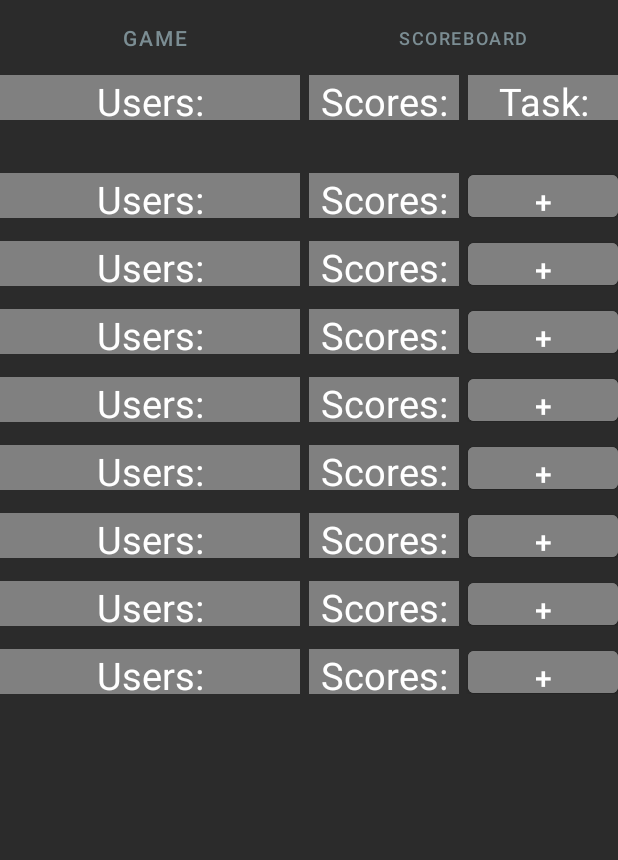
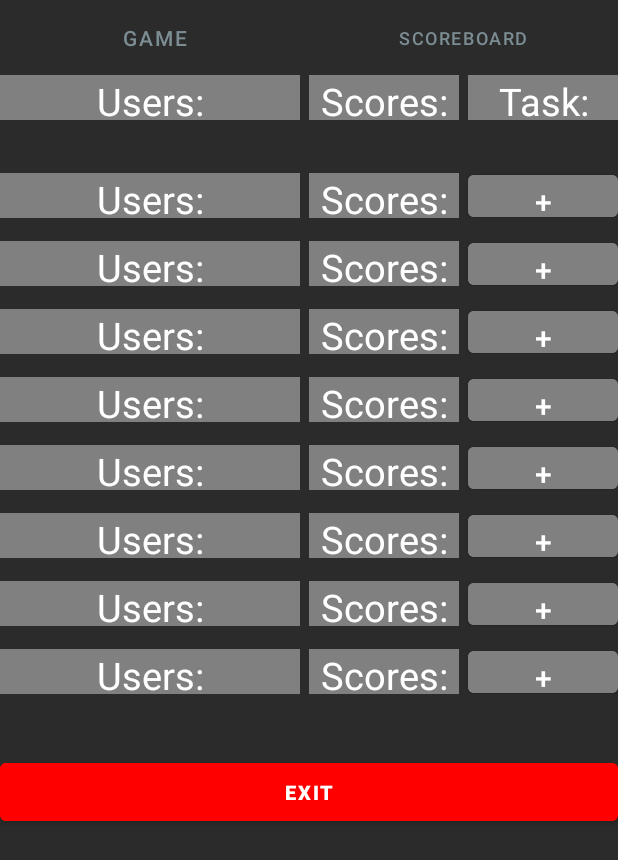
Before and after one commit to AhmetErdemTerzi/CS102_Project_IceBreaker, an Android app: the layout activity_outdoor_scoreboard.xml on its own in the app's theme, with its tools: preview values and no code run, on a phone screen of 412 x 824 dp. Shown: the top 860 px of the screen. Run offline under Robolectric (Android 15) with nearby library versions, the phone set to English and light mode, and no system bars.

```diff
--- a/app/src/main/java/com/example/icebreak/OutDoorScoreBoard.java
+++ b/app/src/main/java/com/example/icebreak/OutDoorScoreBoard.java
@@ -21,7 +21,7 @@ public class OutDoorScoreBoard extends ScoreBoard{
     ArrayList<String> Notifications;
     String str;
 
-    public OutDoorScoreBoard(Lobby gameLobby, OutdoorEvent event){
+    /*public OutDoorScoreBoard(Lobby gameLobby, OutdoorEvent event){
         super(gameLobby);
         this.outDoorEvent = event;
 
@@ -30,7 +30,6 @@ public class OutDoorScoreBoard extends ScoreBoard{
         reference = database.getReference().child("Direct_Task"); //task receiver adı
         reference2 = database.getReference().child("Users");
         reference1 = database.getReference().child("Notifications"); //notification için
-""
 
         reference1.addValueEventListener(new ValueEventListener() {
             @Override
--- a/app/src/main/java/com/example/icebreak/QuizActivity.java
+++ b/app/src/main/java/com/example/icebreak/QuizActivity.java
@@ -40,7 +40,7 @@ public class QuizActivity extends AppCompatActivity {
     @Override
     protected void onCreate(Bundle savedInstanceState) {
         super.onCreate(savedInstanceState);
-        setContentView(R.layout.quiz_activity);
+        setContentView(R.layout.activity_quiz);
         A = (Button) findViewById(R.id.A);
         B = (Button) findViewById(R.id.B);
         C = (Button) findViewById(R.id.C);
--- a/app/src/main/java/com/example/icebreak/SignUpActivity.java
+++ b/app/src/main/java/com/example/icebreak/SignUpActivity.java
@@ -88,11 +88,12 @@ public class SignUpActivity extends AppCompatActivity {
         usernameReference.setValue(userName);
         //TODO Add other instances to user database
         rootReference.child("Users").child(user.getUid()).child("isAdmin").setValue(0);
-        rootReference.child("Users").child(user.getUid()).child("Available").setValue(false);
+        rootReference.child("Users").child(user.getUid()).child("Available").setValue(true);
         rootReference.child("Users").child(user.getUid()).child("isLobbyLeader").setValue(false);
         rootReference.child("Users").child(user.getUid()).child("Win Count").setValue(0);
         rootReference.child("Users").child(user.getUid()).child("Lose Count").setValue(0);
         rootReference.child("Users").child(user.getUid()).child("Average Points").setValue(0);
+        rootReference.child("Users").child(user.getUid()).child("outdoorRequestReceived").setValue(false);
 
     }
 }
--- a/app/src/main/java/com/example/icebreak/TaskGiverActivity.java
+++ b/app/src/main/java/com/example/icebreak/TaskGiverActivity.java
@@ -31,7 +31,7 @@ public class TaskGiverActivity extends AppCompatActivity {
     @Override
     protected void onCreate(@Nullable Bundle savedInstanceState) {
         super.onCreate(savedInstanceState);
-        setContentView(R.layout.taskgiver_activity);
+        setContentView(R.layout.activity_task_giver);
 
         datacı = FirebaseDatabase.getInstance();
         reference = datacı.getReference().child("Direct_Task");
--- a/app/src/main/java/com/example/icebreak/TaskReceiverActivity.java
+++ b/app/src/main/java/com/example/icebreak/TaskReceiverActivity.java
@@ -41,7 +41,7 @@ public class TaskReceiverActivity extends AppCompatActivity {
     @Override
     protected void onCreate(@Nullable Bundle savedInstanceState) {
         super.onCreate(savedInstanceState);
-        setContentView(R.layout.taskreceiver_activity);
+        setContentView(R.layout.activity_task_receiver);
 
         datacı = FirebaseDatabase.getInstance();
         reference = datacı.getReference().child("Direct_Task");
--- a/app/src/main/res/layout/outdoorscoreboard_activity.xml
+++ b/app/src/main/res/layout/activity_outdoor_scoreboard.xml
@@ -1,10 +1,10 @@
 <?xml version="1.0" encoding="utf-8"?>
 <androidx.constraintlayout.widget.ConstraintLayout xmlns:android="http://schemas.android.com/apk/res/android"
+    xmlns:app="http://schemas.android.com/apk/res-auto"
+    xmlns:tools="http://schemas.android.com/tools"
     android:layout_width="match_parent"
     android:layout_height="match_parent"
-    xmlns:app="http://schemas.android.com/apk/res-auto"
-    xmlns:tools="http://schemas.android.com/tools"
-    tools:context=".ScoreBoard">
+    tools:context=".OutdoorScoreboardActivity">
     <LinearLayout
         android:layout_width="match_parent"
         android:layout_height="match_parent"
@@ -500,7 +500,7 @@
 
                 <Button
 
-                    android:id="@+id/Button8"
+                    android:id="@+id/Button7"
                     android:backgroundTint="#808080"
                     android:layout_width="0dp"
                     android:layout_height="40dp"
@@ -572,6 +572,18 @@
 
             </LinearLayout>
 
+            <Button
+                android:id="@+id/Exit"
+                android:layout_width="match_parent"
+                android:layout_height="wrap_content"
+                android:layout_marginTop="40dp"
+                android:backgroundTint="#FF0000"
+                android:elevation="3dp"
+                android:padding="10dp"
+                android:text="Exıt"
+                android:textSize="13sp"
+                android:textStyle="bold" />
+
 
 
         </LinearLayout>
@@ -580,4 +592,5 @@
 
 
 
+
 </androidx.constraintlayout.widget.ConstraintLayout>
--- a/app/src/main/res/layout/taskreceiver_activity.xml
+++ b/app/src/main/res/layout/activity_task_receiver.xml
@@ -140,5 +140,4 @@
 
 
     </LinearLayout>
-
 </androidx.constraintlayout.widget.ConstraintLayout>
--- a/app/src/main/res/values/strings.xml
+++ b/app/src/main/res/values/strings.xml
@@ -33,10 +33,7 @@
         <item>6</item>
         <item>7</item>
         <item>8</item>
-        <item>9</item>
-        <item>10</item>
     </string-array>
 
 
-
 </resources>
```
Also changed, not shown: app/src/main/AndroidManifest.xml (+15 -17 lines), app/src/main/java/com/example/icebreak/OutdoorScoreboardActivity.java (added, +59 -0 lines), app/src/main/java/com/example/icebreak/User.java (+38 -4 lines), app/src/main/java/com/example/icebreak/playTabActivity.java (+9 -0 lines), app/src/main/res/layout/activity_quiz.xml (renamed from app/src/main/res/layout/quiz_activity.xml), app/src/main/res/layout/activity_task_giver.xml (renamed from app/src/main/res/layout/taskgiver_activity.xml).
